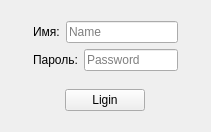
Qt form app/forms/forms.ui/login.ui (nikit044ka/Diplom) before a commit.
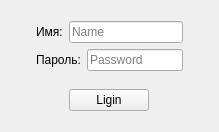
The same form after that commit.

What changed in the file:
```diff
--- a/app/forms/forms.ui/login.ui
+++ b/app/forms/forms.ui/login.ui
@@ -6,7 +6,7 @@
    <rect>
     <x>0</x>
     <y>0</y>
-    <width>211</width>
+    <width>219</width>
     <height>132</height>
    </rect>
   </property>
```
